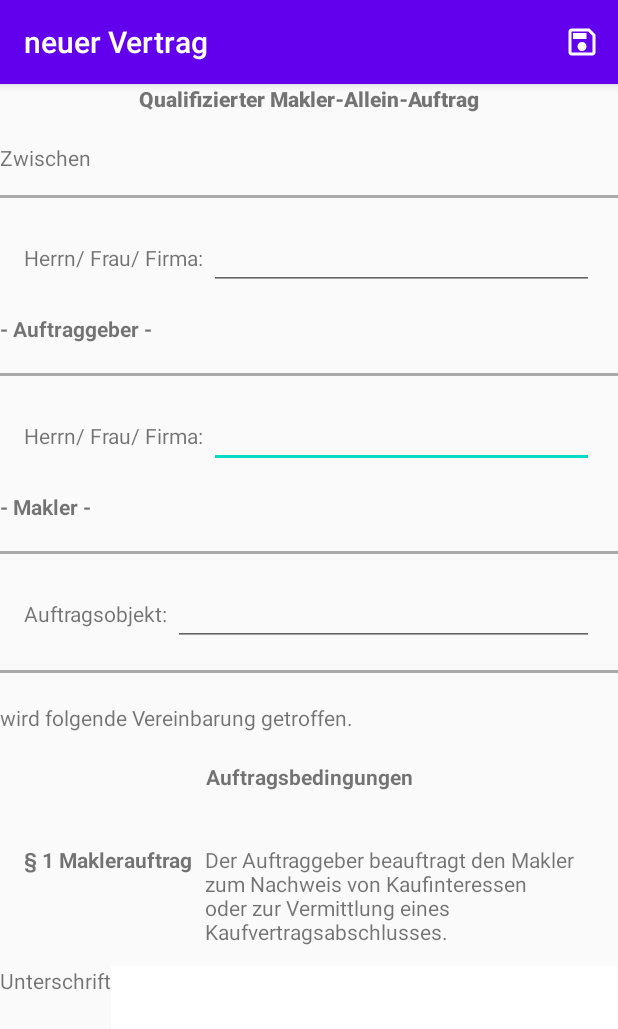
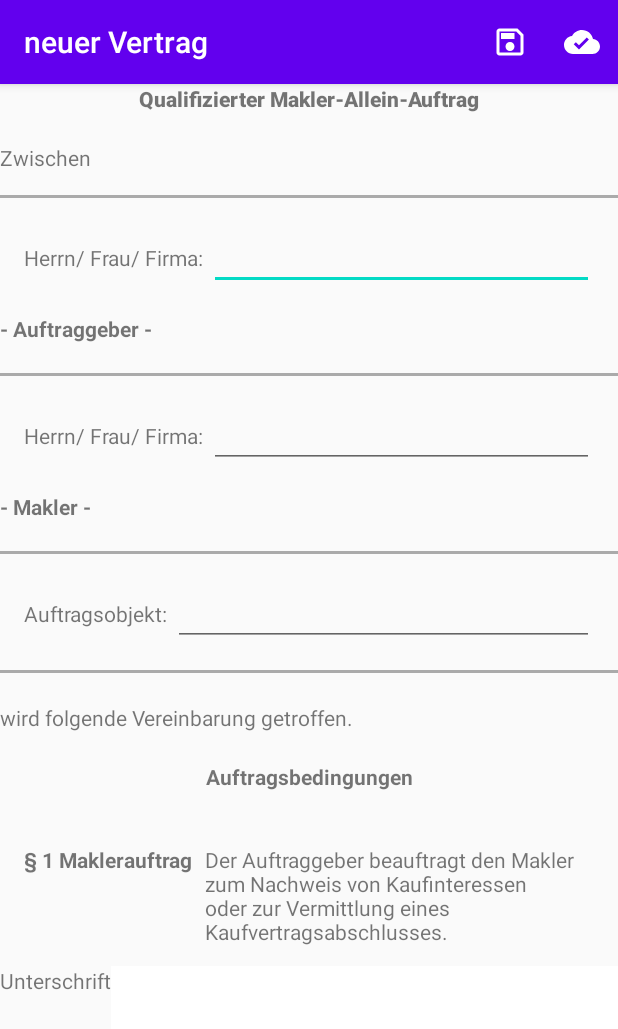
Before and after one commit to Berndhura/fehlhaber, an Android app: the Vertrag screen opened directly, with no data from a screen before it, after a tap on "save", on a phone screen of 412 x 824 dp. Shown: the top 1029 px of the screen. Run offline under Robolectric (Android 15) with nearby library versions, the phone set to English and light mode, and no system bars; our stand-ins replace Firebase (no records; nobody signed in at launch, a user with empty details on screens opened directly).

Commit message:
cleanup vertrag

```diff
--- a/app/src/main/java/com/example/fehlhaber/Vertrag.java
+++ b/app/src/main/java/com/example/fehlhaber/Vertrag.java
@@ -1,5 +1,6 @@
 package com.example.fehlhaber;
 
+import android.content.ClipData;
 import android.graphics.Paint;
 import android.graphics.pdf.PdfDocument;
 import android.os.Bundle;
@@ -34,6 +35,8 @@ public class Vertrag extends AppCompatActivity implements View.OnClickListener {
 
     private FirebaseFirestore db = FirebaseFirestore.getInstance();
     private EditText nameView;
+    private MenuItem saveBtn;
+    private MenuItem saved_ok;
 
     @Override
     protected void onCreate(Bundle savedInstanceState) {
@@ -47,6 +50,9 @@ public class Vertrag extends AppCompatActivity implements View.OnClickListener {
 
         Toolbar toolbar = findViewById(R.id.toolbar);
         setSupportActionBar(toolbar);
+
+        saveBtn = findViewById(R.id.save_botton);
+        saved_ok = findViewById(R.id.ok_saved);
 
         LinearLayout mContent = (LinearLayout) findViewById(R.id.linearLayoutSign);
         CaptureSignatureView mSig = new CaptureSignatureView(this, null);
@@ -143,9 +149,11 @@ public class Vertrag extends AppCompatActivity implements View.OnClickListener {
     }
 
     private void deactivateForm() {
-        nameView.setFocusable(false);
+       /*nameView.setFocusable(false);
         nameView.setTextColor(1);
         nameView.setFocusable(false);
-        nameView.setTextColor(66);
+        nameView.setTextColor(66);*/
+       //saveBtn.setVisible(false);
+       //saved_ok.setVisible(true);
     }
 }
--- /dev/null
+++ b/app/src/main/res/drawable/ic_cloud_done_24.xml
@@ -0,0 +1,10 @@
+<vector xmlns:android="http://schemas.android.com/apk/res/android"
+    android:width="24dp"
+    android:height="24dp"
+    android:viewportWidth="24"
+    android:viewportHeight="24"
+    android:tint="?attr/colorControlNormal">
+  <path
+      android:fillColor="@android:color/white"
+      android:pathData="M19.35,10.04C18.67,6.59 15.64,4 12,4 9.11,4 6.6,5.64 5.35,8.04 2.34,8.36 0,10.91 0,14c0,3.31 2.69,6 6,6h13c2.76,0 5,-2.24 5,-5 0,-2.64 -2.05,-4.78 -4.65,-4.96zM10,17l-3.5,-3.5 1.41,-1.41L10,14.17 15.18,9l1.41,1.41L10,17z"/>
+</vector>
--- a/app/src/main/res/layout/verkaeufer.xml
+++ b/app/src/main/res/layout/verkaeufer.xml
@@ -259,9 +259,7 @@ stillschweigend jeweils um ein Vierteljahr.
             <TextView
                 android:layout_width="wrap_content"
                 android:layout_height="250dp"
-                android:text="Unterschrift">
-
-            </TextView>
+                android:text="Unterschrift" />
 
         </LinearLayout>
 
--- a/app/src/main/res/menu/menu.xml
+++ b/app/src/main/res/menu/menu.xml
@@ -7,4 +7,9 @@
         android:title="save"
         app:showAsAction="always"/>
 
+    <item android:id="@+id/ok_saved"
+        android:icon="@drawable/ic_cloud_done_24"
+        android:title="saved"
+        app:showAsAction="always"/>
+
 </menu>
```
